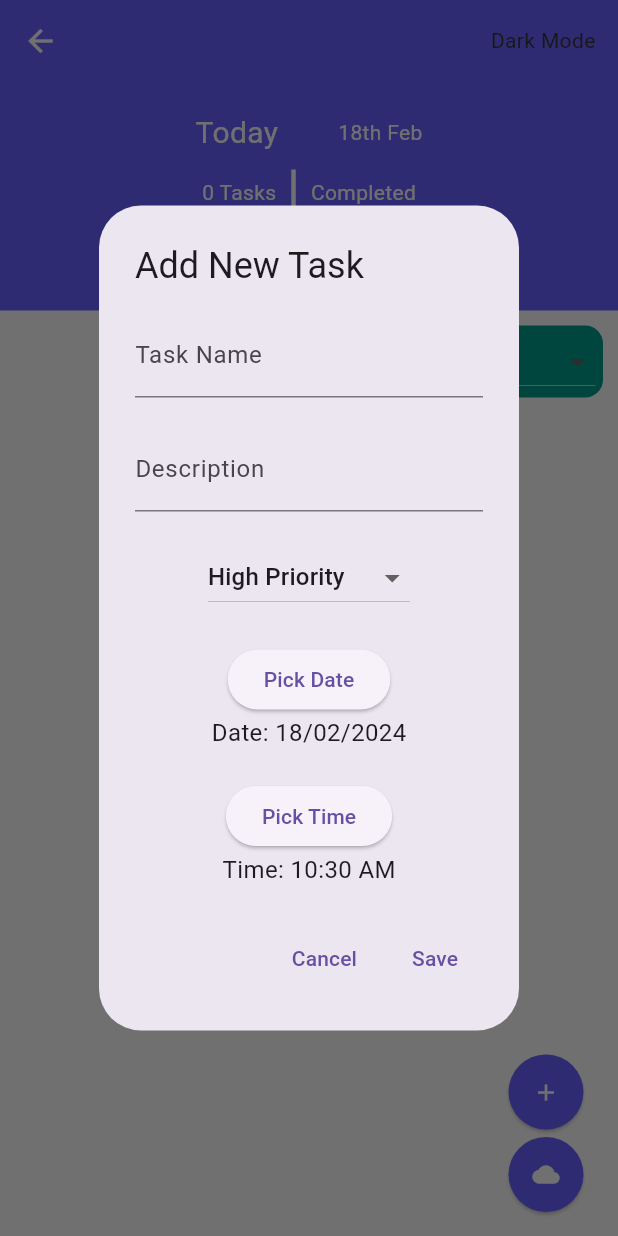
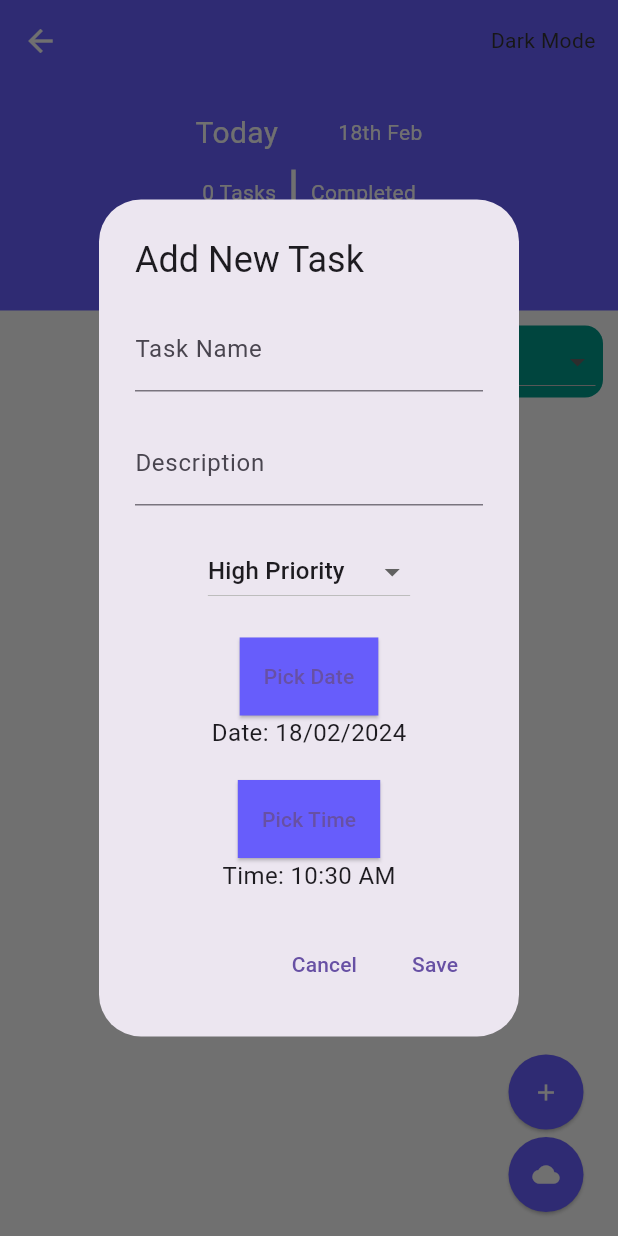
Before and after one commit to hamzairfanmrf/ToDoFlutterApp, a Flutter app: the screen it shows after launch, after a tap on the "add" icon, on a phone screen of 412 x 824 dp. Run offline on Flutter 3.47's test engine with Material 3 defaults, Android fonts, the phone set to English and light mode, and no system bars; drawn by our look-alikes of percent_indicator; our stand-ins replace flutter_slidable, geolocator, get, hive, hive_flutter; accounts and stored records are empty.

Commit message:
version 1.4

```diff
--- a/lib/data/database.dart
+++ b/lib/data/database.dart
@@ -19,14 +19,14 @@ class ToDoDataBase {
   static ToDoDataBase get instance => _instance;
 
 
-
+//when app loads first time
   void createInitialData() {
     toDoList = [];
   }
   bool isBoxNull() {
     return _myBox.get("TODOLIST") == null;
   }
-
+//load data stored in local storage
   void loadData() {
     if (_myBox.containsKey("TODOLIST")) {
       toDoList = (_myBox.get("TODOLIST") as List<dynamic>)
@@ -37,7 +37,7 @@ class ToDoDataBase {
     }
   }
 
-
+//update the database in case of edit or insertion
   void updateDataBase() {
     _myBox.put("TODOLIST", toDoList.cast<dynamic>());
 
--- a/lib/ui/home_page.dart
+++ b/lib/ui/home_page.dart
@@ -34,7 +34,7 @@ class _HomePageState extends State<HomePage> {
   @override
   Widget build(BuildContext context) {
     return GetBuilder<TaskListViewModel>(
-      init: TaskListViewModel(), // Initialize your controller here
+      init: TaskListViewModel(), // controller is initialized here
       builder: (controller) {
         int completedTasks = controller.completeTasks.value;
 
@@ -53,10 +53,11 @@ class _HomePageState extends State<HomePage> {
             mainAxisAlignment: MainAxisAlignment.end,
             children: [
               CommonElevatedButton(
+
                 onPressed: () {
                   controller.createNewTask(context);
                 },
-                icon: Icons.add,
+                icon: Icons.add, isFromHome: true,
               ),
 
               const SizedBox(
@@ -75,7 +76,7 @@ class _HomePageState extends State<HomePage> {
 
                   }
                 },
-                icon: Icons.cloud,
+                icon: Icons.cloud, isFromHome: true,
               ),
 
             ],
@@ -259,12 +260,6 @@ class _HomePageState extends State<HomePage> {
                           builder: (context) {
                             return DialogBox(isEditMode: true, index: index,
 
-                              // controller: controller.controller,
-                              // onSave: () {
-                              //   controller.editTask(index);
-                              //   Navigator.of(context).pop();
-                              // },
-                              // onCancel: () => Navigator.of(context).pop(),
                             );
                           },
                         );
--- a/lib/util/dialog_box.dart
+++ b/lib/util/dialog_box.dart
@@ -1,8 +1,11 @@
 import 'package:flutter/material.dart';
 import 'package:get/get.dart';
 import 'package:intl/intl.dart';
+
 import 'package:todoflutter/util/text_button.dart';
 import 'package:todoflutter/view_model/tasklistviewmodel.dart';
+
+import 'my_button.dart';
 
 class DialogBox extends StatefulWidget {
   final bool isEditMode;
@@ -22,7 +25,7 @@ class _DialogBoxState extends State<DialogBox> {
   Widget build(BuildContext context) {
     final taskListController = Get.find<TaskListViewModel>();
 
-    return AlertDialog(
+    return Obx(() =>AlertDialog(
       title: const Text('Add New Task'),
       content: SingleChildScrollView(
         child: Column(
@@ -60,7 +63,7 @@ class _DialogBoxState extends State<DialogBox> {
 
 
             const SizedBox(height: 20),
-            ElevatedButton(
+            CommonElevatedButton(
               onPressed: () async {
               final DateTime? date = await showDatePicker(
                 context: context,
@@ -73,7 +76,8 @@ class _DialogBoxState extends State<DialogBox> {
                 taskListController.setSelectedDate(date);
               }
             },
-              child: const Text('Pick Date'),
+              txt: "Pick Date", isFromHome: false,
+
             ),
             if (taskListController.selectedDate != null)
               Text(
@@ -81,7 +85,7 @@ class _DialogBoxState extends State<DialogBox> {
                 style: TextStyle(fontSize: 16),
               ),
             const SizedBox(height: 20),
-            ElevatedButton(
+            CommonElevatedButton(
               onPressed: () async {
                 final TimeOfDay? time = await showTimePicker(
                   context: context,
@@ -92,8 +96,10 @@ class _DialogBoxState extends State<DialogBox> {
                   taskListController.setSelectedTime(time);
                 }
               },
-              child: const Text('Pick Time'),
+              txt: "Pick Time", isFromHome: false,
+
             ),
+
             if (taskListController.selectedTime != null)
               Text(
                 'Time: ${taskListController.selectedTime!.format(context)}',
@@ -151,6 +157,6 @@ class _DialogBoxState extends State<DialogBox> {
           buttonText: 'Save',
         ),
       ],
-    );
+    ));
   }
 }
--- a/lib/util/my_button.dart
+++ b/lib/util/my_button.dart
@@ -3,12 +3,15 @@ import 'package:todoflutter/util/colors.dart';
 
 class CommonElevatedButton extends StatelessWidget {
   final VoidCallback onPressed;
-  final IconData icon;
-
+  final IconData? icon;
+final String? txt;
+final bool isFromHome;
   const CommonElevatedButton({
     Key? key,
     required this.onPressed,
-    required this.icon,
+     this.icon,
+    this.txt,
+    required this.isFromHome
   }) : super(key: key);
 
   @override
@@ -17,10 +20,10 @@ class CommonElevatedButton extends StatelessWidget {
       onPressed: onPressed,
       style: ElevatedButton.styleFrom(
         primary: AppColors.primaryColor,
-        shape: CircleBorder(),
+        shape: isFromHome?const CircleBorder():const RoundedRectangleBorder(),
         padding: EdgeInsets.all(16),
       ),
-      child: Icon(icon, color: AppColors.whiteColor),
+      child: icon==null?Text(txt!):Icon(icon, color: AppColors.whiteColor),
     );
   }
 }
--- a/lib/view_model/tasklistviewmodel.dart
+++ b/lib/view_model/tasklistviewmodel.dart
@@ -1,13 +1,17 @@
+import 'package:flutter/cupertino.dart';
 import 'package:flutter/material.dart';
 import 'package:get/get.dart';
+import 'package:hive/hive.dart';
 import 'package:todoflutter/model/todolistmodel.dart';
 import '../data/database.dart';
 import '../util/dialog_box.dart';
 
 class TaskListViewModel extends GetxController {
   final ToDoDataBase db = ToDoDataBase.instance;
+  late Box<int> completeTasksBox;
+
+  RxInt completeTasks = 0.obs;
   TextEditingController controller = TextEditingController();
-  RxInt completeTasks = 0.obs;
   RxString selectedPriority = 'High Priority'.obs;
   RxString? desc;
   RxBool isDarkEnabled = false.obs;
@@ -30,32 +34,24 @@ class TaskListViewModel extends GetxController {
 
   RxString get dropdownValue => _dropdownValue;
 
-  // void setDropdownValue(String newValue) {
-  //   // _dropdownValue.value = newValue;
-  //   selectedPriority = newValue.obs;
-  // }
-
   Rx<DateTime> _selectedDate = DateTime.now().obs;
-
-
 
   void setSelectedDate(DateTime newValue) {
     _selectedDate.value = newValue;
     update();
   }
-  void setSelectedPriority(String pr){
-    selectedPriority.value=pr;
+
+  void setSelectedPriority(String pr) {
+    selectedPriority.value = pr;
     update();
   }
 
   setIsDarkEnabled(bool value) {
-    if(isDarkEnabled.value){
-      isDarkEnabled.value=false;
-    }
-    else{
+    if (isDarkEnabled.value) {
+      isDarkEnabled.value = false;
+    } else {
       isDarkEnabled.value = value;
     }
-
   }
 
   setSelectDateAndTime(DateTime s, TimeOfDay t, String sP, String d) {
@@ -63,6 +59,21 @@ class TaskListViewModel extends GetxController {
     _selectedTime.value = t;
     selectedPriority.value = sP;
     desc!.value = d;
+  }
+
+  @override
+  void onInit() async {
+    super.onInit();
+    completeTasksBox = await Hive.openBox<int>('completeTasks');
+    loadCompleteTasks();
+  }
+
+  Future<void> loadCompleteTasks() async {
+    completeTasks.value = completeTasksBox.get('value', defaultValue: 0)!;
+  }
+
+  void saveCompleteTasks() {
+    completeTasksBox.put('value', completeTasks.value);
   }
 
   void checkData() {
@@ -73,21 +84,16 @@ class TaskListViewModel extends GetxController {
     }
   }
 
-  void editTask(int index,String text, DateTime selectedDate,
-      TimeOfDay selectedTime, String desc, String prior) {
+  void editTask(int index, String text, DateTime selectedDate, TimeOfDay selectedTime, String desc, String prior) {
     final task = db.toDoList[index];
     task.title = text;
     task.selectedDate = selectedDate;
     task.selectedTime = selectedTime;
     task.description = desc;
-    task.priority=prior;
+    task.priority = prior;
     db.updateDataBase();
-
     controller.clear();
-
-
   }
-
 
   void checkBoxChanged(bool? value, int index) {
     if (value != null) {
@@ -101,14 +107,15 @@ class TaskListViewModel extends GetxController {
         }
       }
       db.toDoList[index].additionalParameter = completeTasks.value;
+      saveCompleteTasks(); // Save the updated value to Hive
       update();
       db.updateDataBase();
     }
   }
 
-  saveNewTask(String text, DateTime selectedDate,
-      TimeOfDay selectedTime, String desc, String prior) {
-    db.toDoList.add(ToDoListModel(
+  saveNewTask(String text, DateTime selectedDate, TimeOfDay selectedTime, String desc, String prior) {
+    db.toDoList.add(
+      ToDoListModel(
         title: text,
         status: 'Not Complete',
         selectedDate: selectedDate,
@@ -117,22 +124,20 @@ class TaskListViewModel extends GetxController {
         additionalParameter: completeTasks.value,
         description: desc,
         priority: prior,
-    ));
+      ),
+    );
     controller.clear();
     setCompletedTasks(completeTasks.value);
+    saveCompleteTasks(); // Save the updated value to Hive
     update();
     db.updateDataBase();
-
-
-
   }
 
   createNewTask(BuildContext context) {
     showDialog(
       context: context,
       builder: (context) {
-        return DialogBox(isEditMode: false, index: 0
-        );
+        return DialogBox(isEditMode: false, index: 0);
       },
     );
   }
@@ -143,6 +148,7 @@ class TaskListViewModel extends GetxController {
 
   void deleteTask(int index) {
     db.toDoList.removeAt(index);
+    saveCompleteTasks(); // Save the updated value to Hive
     db.updateDataBase();
     update();
   }
```
Also changed, not shown: 1 other file. Lines whose indentation alone changed are shown as unchanged.
